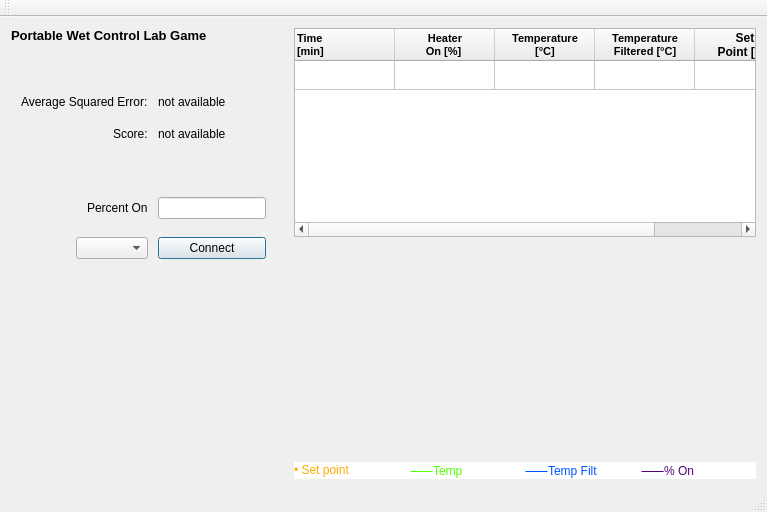
AnthonyA28/Qt-PWCL-game, file mainwindow.ui: the form before one commit.
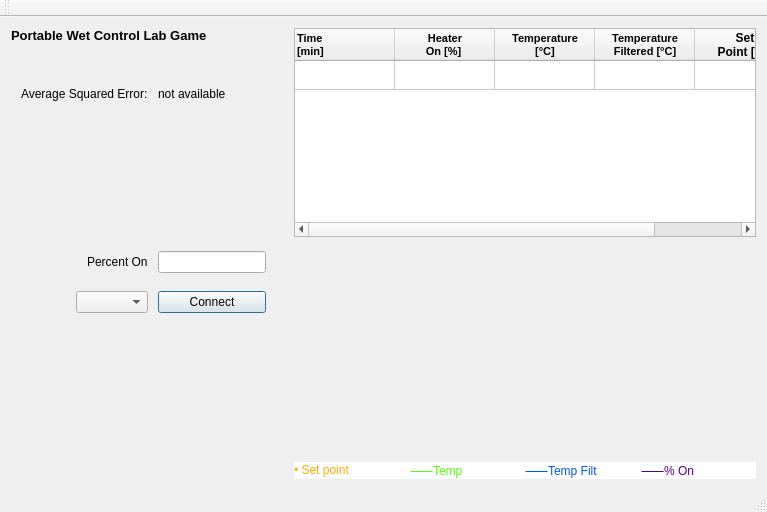
The form after the commit. Icons and pictures are not drawn. Custom widgets are drawn as their Qt base class.

Commit message: Arduino game file: 	made Tmax = 43 	doesnt calculate input variance at all. Mainwindow: 	Shows error at all times. 	Shows scoreLabel="Professional Crash Test Dummy" if overheat.

```diff
--- a/mainwindow.ui
+++ b/mainwindow.ui
@@ -67,16 +67,17 @@
          <number>15</number>
         </property>
         <item row="0" column="0" colspan="2">
-         <widget class="QLabel" name="scoreRankLabel">
-          <property name="font">
-           <font>
-            <pointsize>9</pointsize>
-           </font>
+         <spacer name="horizontalSpacer_2">
+          <property name="orientation">
+           <enum>Qt::Horizontal</enum>
           </property>
-          <property name="text">
-           <string>&lt;html&gt;&lt;head/&gt;&lt;body&gt;&lt;p&gt;&lt;br/&gt;&lt;/p&gt;&lt;/body&gt;&lt;/html&gt;</string>
+          <property name="sizeHint" stdset="0">
+           <size>
+            <width>40</width>
+            <height>20</height>
+           </size>
           </property>
-         </widget>
+         </spacer>
         </item>
         <item row="1" column="0">
          <widget class="QLabel" name="label_4">
@@ -97,17 +98,7 @@
           </property>
          </widget>
         </item>
-        <item row="2" column="0">
-         <widget class="QLabel" name="label_2">
-          <property name="text">
-           <string>&lt;html&gt;&lt;head/&gt;&lt;body&gt;&lt;p&gt;&lt;span style=&quot; font-size:9pt;&quot;&gt;Score:&lt;/span&gt;&lt;/p&gt;&lt;/body&gt;&lt;/html&gt;</string>
-          </property>
-          <property name="alignment">
-           <set>Qt::AlignLeading|Qt::AlignLeft|Qt::AlignVCenter</set>
-          </property>
-         </widget>
-        </item>
-        <item row="2" column="1">
+        <item row="2" column="0" colspan="2">
          <widget class="QLabel" name="scoreLabel">
           <property name="font">
            <font>
@@ -115,11 +106,25 @@
            </font>
           </property>
           <property name="text">
-           <string>&lt;html&gt;&lt;head/&gt;&lt;body&gt;&lt;p&gt;not available&lt;/p&gt;&lt;/body&gt;&lt;/html&gt;</string>
+           <string>&lt;html&gt;&lt;head/&gt;&lt;body&gt;&lt;p&gt;&lt;br/&gt;&lt;/p&gt;&lt;/body&gt;&lt;/html&gt;</string>
           </property>
          </widget>
         </item>
         <item row="3" column="0" colspan="2">
+         <widget class="QLabel" name="scoreRankLabel">
+          <property name="font">
+           <font>
+            <pointsize>10</pointsize>
+            <weight>75</weight>
+            <bold>true</bold>
+           </font>
+          </property>
+          <property name="text">
+           <string>&lt;html&gt;&lt;head/&gt;&lt;body&gt;&lt;p&gt;&lt;br/&gt;&lt;/p&gt;&lt;/body&gt;&lt;/html&gt;</string>
+          </property>
+         </widget>
+        </item>
+        <item row="4" column="0" colspan="2">
          <spacer name="horizontalSpacer">
           <property name="orientation">
            <enum>Qt::Horizontal</enum>
@@ -132,7 +137,7 @@
           </property>
          </spacer>
         </item>
-        <item row="4" column="0">
+        <item row="5" column="0">
          <widget class="QLabel" name="label">
           <property name="font">
            <font>
@@ -144,10 +149,10 @@
           </property>
          </widget>
         </item>
-        <item row="4" column="1">
+        <item row="5" column="1">
          <widget class="QLineEdit" name="percentOnInput"/>
         </item>
-        <item row="5" column="0">
+        <item row="6" column="0">
          <widget class="QComboBox" name="portComboBox">
           <property name="sizePolicy">
            <sizepolicy hsizetype="Preferred" vsizetype="Preferred">
@@ -157,7 +162,7 @@
           </property>
          </widget>
         </item>
-        <item row="5" column="1">
+        <item row="6" column="1">
          <widget class="QPushButton" name="setButton">
           <property name="sizePolicy">
            <sizepolicy hsizetype="Preferred" vsizetype="Preferred">
```
The commit also changes 2 other files.
